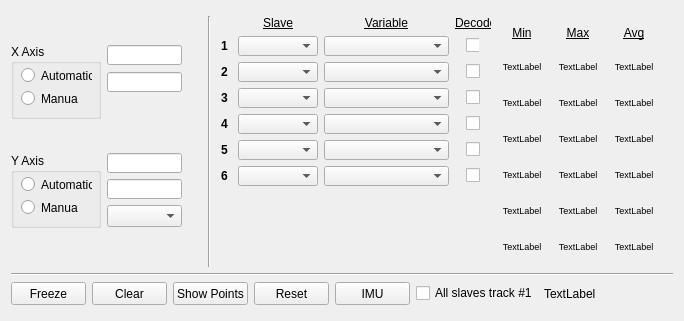
Qt form ui/w_2dplot.ui (JFDuval/flexsea-plan) before a commit.
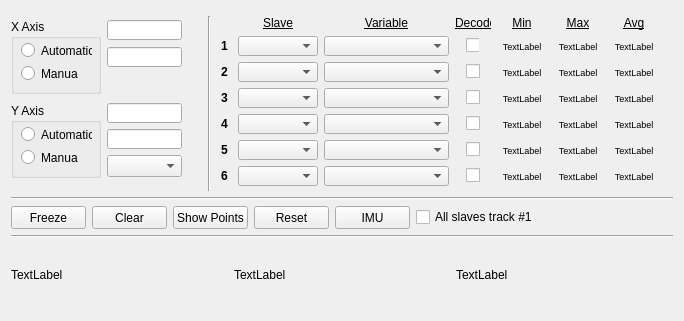
The same form after that commit.

Commit message: Reworked the UI to add better Stats Bar

The edit to the form file:
```diff
--- a/ui/w_2dplot.ui
+++ b/ui/w_2dplot.ui
@@ -1386,13 +1386,6 @@
    </item>
    <item>
     <layout class="QGridLayout" name="gridLayout_4">
-     <item row="0" column="6">
-      <widget class="QLabel" name="label_refreshRate">
-       <property name="text">
-        <string>TextLabel</string>
-       </property>
-      </widget>
-     </item>
      <item row="0" column="7">
       <spacer name="verticalSpacer_7">
        <property name="orientation">
@@ -1519,6 +1512,38 @@
      </item>
     </layout>
    </item>
+   <item>
+    <widget class="Line" name="line">
+     <property name="orientation">
+      <enum>Qt::Horizontal</enum>
+     </property>
+    </widget>
+   </item>
+   <item>
+    <layout class="QGridLayout" name="gridLayout_5">
+     <item row="0" column="1">
+      <widget class="QLabel" name="label_refreshRateData">
+       <property name="text">
+        <string>TextLabel</string>
+       </property>
+      </widget>
+     </item>
+     <item row="0" column="2">
+      <widget class="QLabel" name="label_refreshRateDisplay">
+       <property name="text">
+        <string>TextLabel</string>
+       </property>
+      </widget>
+     </item>
+     <item row="0" column="0">
+      <widget class="QLabel" name="label_pointHovered">
+       <property name="text">
+        <string>TextLabel</string>
+       </property>
+      </widget>
+     </item>
+    </layout>
+   </item>
    <item>
     <spacer name="verticalSpacer_3">
      <property name="orientation">
```
The commit also changes 2 other files.
